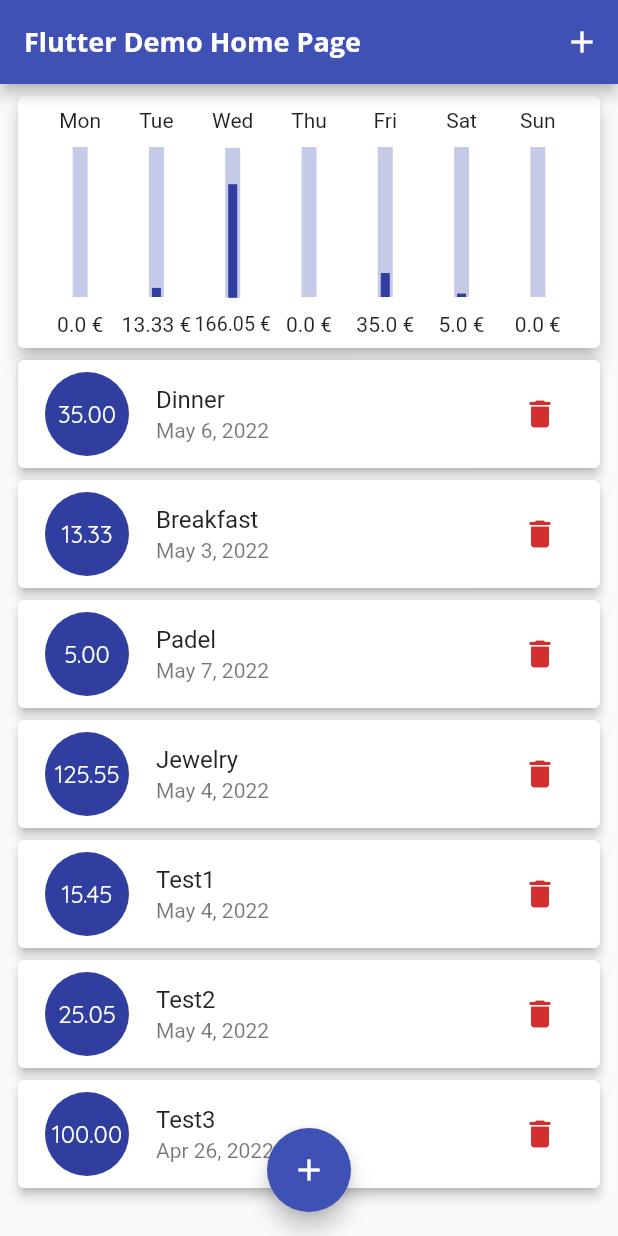
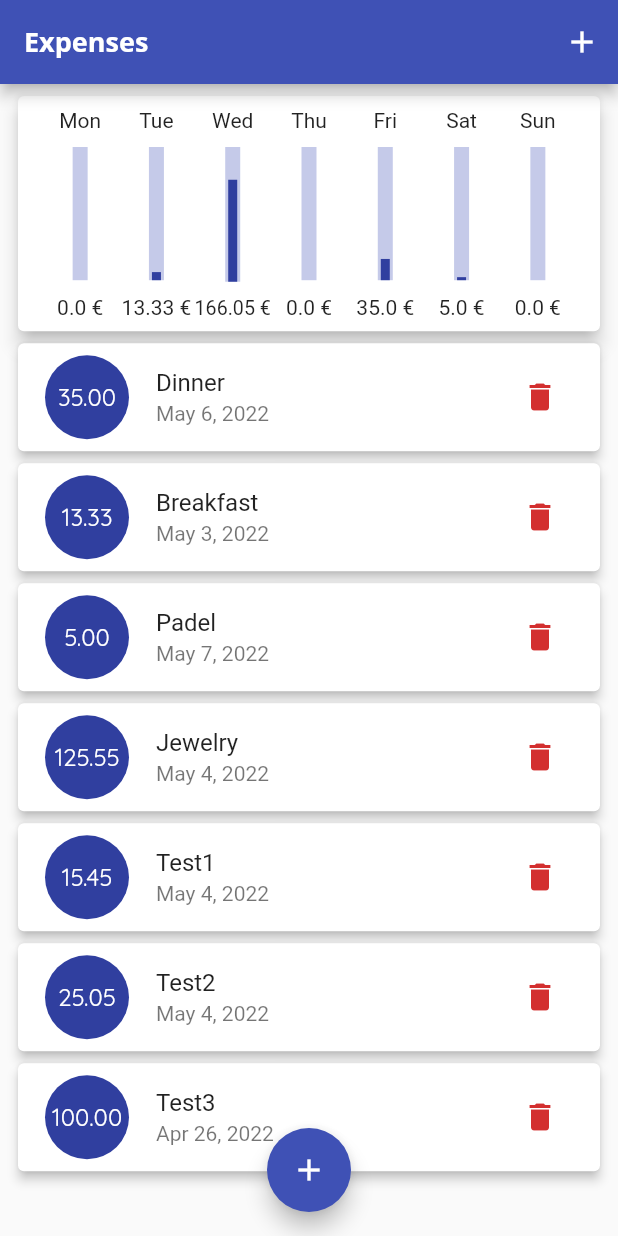
Before and after one commit to notariorob/expense_app, a Flutter app: the screen it shows after launch, on a phone screen of 412 x 824 dp. Run offline on Flutter 3.47's test engine with Material 2 defaults, Android fonts, the phone set to English and light mode, and no system bars.

Commit message:
landscape mode and cleanup

```diff
--- a/lib/main.dart
+++ b/lib/main.dart
@@ -2,6 +2,10 @@ import 'package:expense_app/pages/home.dart';
 import 'package:flutter/material.dart';
 
 void main() {
+  // restrict to portrait mode and run app
+  // WidgetsFlutterBinding.ensureInitialized();
+  // SystemChrome.setPreferredOrientations(
+  //     [DeviceOrientation.portraitUp, DeviceOrientation.portraitDown]);
   runApp(const MyApp());
 }
 
@@ -11,8 +15,8 @@ class MyApp extends StatelessWidget {
   @override
   Widget build(BuildContext context) {
     return MaterialApp(
-      title: 'Flutter Demo',
-      home: Home(title: 'Flutter Demo Home Page'),
+      title: 'Expenses App',
+      home: const Home(title: 'Expenses'),
       theme: ThemeData(
         primarySwatch: Colors.indigo,
         fontFamily: 'Quicksand',
--- a/lib/pages/home.dart
+++ b/lib/pages/home.dart
@@ -6,7 +6,7 @@ import 'package:expense_app/ui/transaction_list.dart';
 
 class Home extends StatefulWidget {
   final String title;
-  Home({Key? key, required this.title}) : super(key: key);
+  const Home({Key? key, required this.title}) : super(key: key);
 
   @override
   State<Home> createState() => _HomeState();
@@ -129,10 +129,32 @@ class _HomeState extends State<Home> {
             ? Image.asset(
                 'assets/images/no-data.png',
               )
-            : Column(
+            : MediaQuery.of(context).orientation == Orientation.portrait
+                ? Column(
                     children: [
                       SizedBox(
                         width: double.infinity,
+                        height: MediaQuery.of(context).size.width * 0.4,
+                        child: Chart(
+                          transactions: _recentTransactions,
+                        ),
+                      ),
+                      Expanded(
+                        child: SizedBox(
+                          width: double.infinity,
+                          child: TransactionList(
+                            transactions: _transactions,
+                            onDelete: _deleteTransaction,
+                          ),
+                        ),
+                      )
+                    ],
+                  )
+                : Row(
+                    children: [
+                      SizedBox(
+                        height: double.infinity,
+                        width: MediaQuery.of(context).size.width * 0.4,
                         child: Chart(
                           transactions: _recentTransactions,
                         ),
--- a/lib/ui/chart.dart
+++ b/lib/ui/chart.dart
@@ -5,7 +5,7 @@ import 'package:intl/intl.dart';
 
 class Chart extends StatelessWidget {
   final List<Transaction> transactions;
-  Chart({Key? key, required this.transactions}) : super(key: key);
+  const Chart({Key? key, required this.transactions}) : super(key: key);
 
   List<Map<String, Object>> get groupedTransactionValues {
     return List.generate(7, (index) {
--- a/lib/ui/chart_bar.dart
+++ b/lib/ui/chart_bar.dart
@@ -19,9 +19,9 @@ class ChartBar extends StatelessWidget {
         const SizedBox(
           height: 10,
         ),
-        SizedBox(
+        Expanded(
+          child: SizedBox(
             width: 10,
-          height: 100,
             child: Stack(
               alignment: AlignmentDirectional.bottomCenter,
               children: [
@@ -42,6 +42,7 @@ class ChartBar extends StatelessWidget {
               ],
             ),
           ),
+        ),
         const SizedBox(
           height: 10,
         ),
--- a/lib/ui/transaction_form.dart
+++ b/lib/ui/transaction_form.dart
@@ -19,7 +19,7 @@ class _TransactionFormState extends State<TransactionForm> {
     final String titleValue = _titleController.text;
     final double amountValue = double.parse(_amountController.text);
 
-    if (titleValue.isEmpty || amountValue <= 0 || _date == null) {
+    if (titleValue.isEmpty || amountValue <= 0) {
       return;
     }
 
```
Lines whose indentation alone changed are shown as unchanged.
